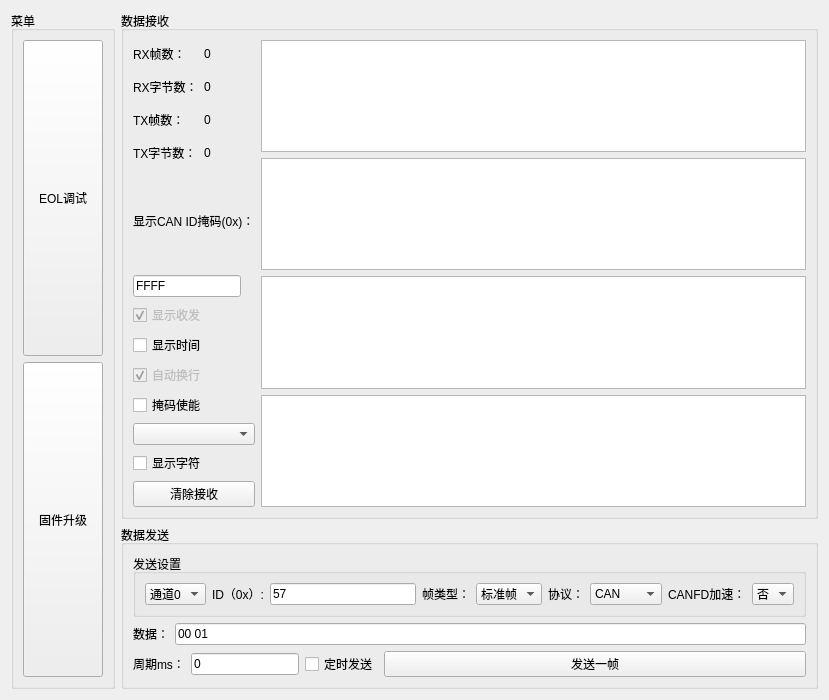
Old version of the form more_window/more_window.ui in the repository aron566/EOL_CAN_Tool.
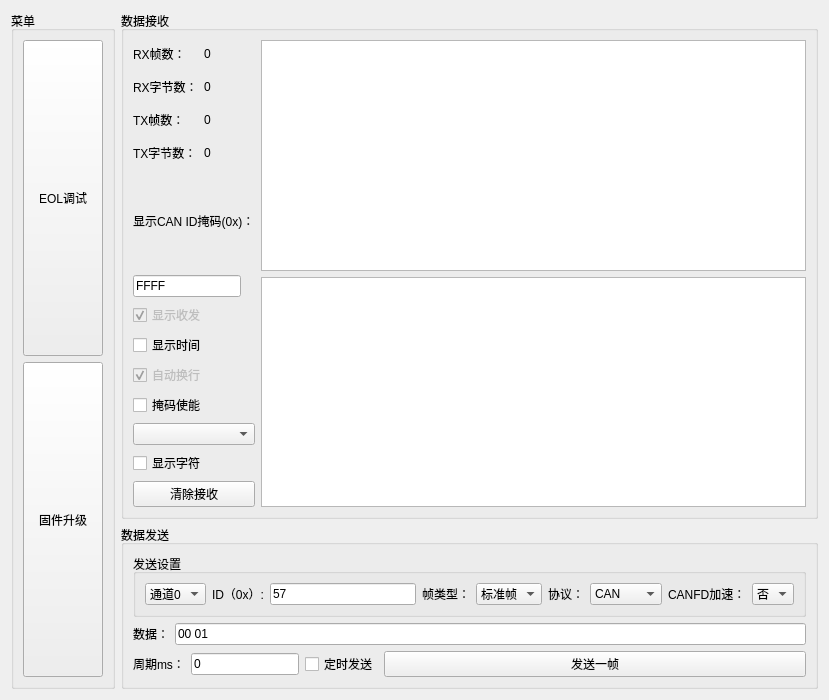
New version of the form.

```diff
--- a/more_window/more_window.ui
+++ b/more_window/more_window.ui
@@ -244,18 +244,12 @@
         </item>
         <item>
          <layout class="QVBoxLayout" name="verticalLayout_4">
-          <item>
-           <widget class="QTextBrowser" name="ch1_receive_data_textBrowser"/>
-          </item>
           <item>
            <widget class="QTextEdit" name="ch1_receive_data_textEdit"/>
           </item>
           <item>
            <widget class="QTextEdit" name="ch2_receive_data_textEdit"/>
           </item>
-          <item>
-           <widget class="QTextBrowser" name="ch2_receive_data_textBrowser"/>
-          </item>
          </layout>
         </item>
        </layout>
```
